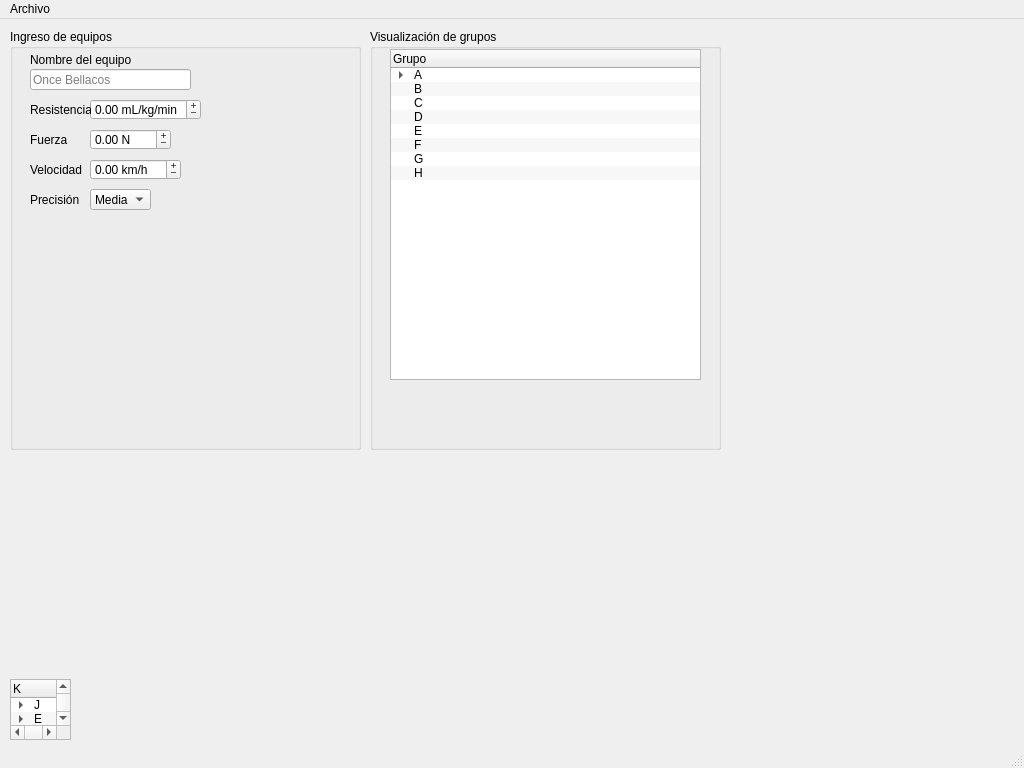
altamayo02/data-structs, file src/soccer-brackets/ui/soccer-brackets.ui: the form before one commit.
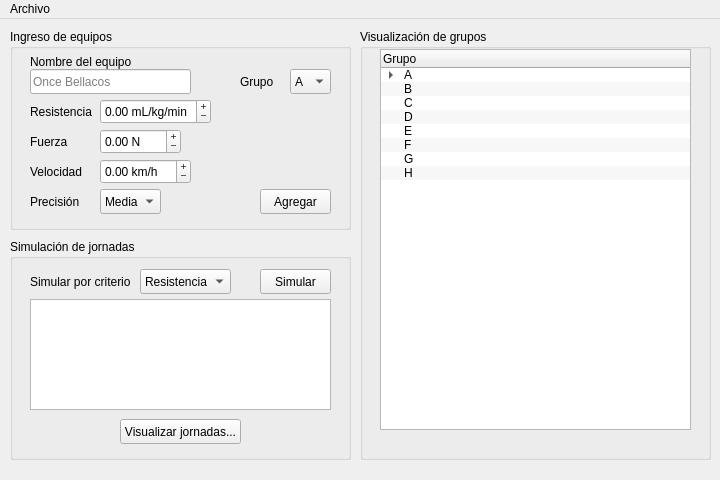
The form after the commit.

Commit message: Trees project: implementation progress

Diff of the .ui file:
```diff
--- a/src/soccer-brackets/ui/soccer-brackets.ui
+++ b/src/soccer-brackets/ui/soccer-brackets.ui
@@ -6,8 +6,8 @@
    <rect>
     <x>0</x>
     <y>0</y>
-    <width>1024</width>
-    <height>768</height>
+    <width>720</width>
+    <height>480</height>
    </rect>
   </property>
   <property name="sizePolicy">
@@ -18,8 +18,14 @@
   </property>
   <property name="minimumSize">
    <size>
-    <width>0</width>
-    <height>0</height>
+    <width>720</width>
+    <height>480</height>
+   </size>
+  </property>
+  <property name="maximumSize">
+   <size>
+    <width>720</width>
+    <height>480</height>
    </size>
   </property>
   <property name="windowTitle">
@@ -28,14 +34,17 @@
   <property name="autoFillBackground">
    <bool>false</bool>
   </property>
+  <property name="toolButtonStyle">
+   <enum>Qt::ToolButtonIconOnly</enum>
+  </property>
   <widget class="QWidget" name="centralWidget">
    <widget class="QGroupBox" name="groupBoxIngreso">
     <property name="geometry">
      <rect>
       <x>10</x>
       <y>10</y>
-      <width>351</width>
-      <height>421</height>
+      <width>341</width>
+      <height>201</height>
      </rect>
     </property>
     <property name="title">
@@ -44,12 +53,18 @@
     <widget class="QComboBox" name="comboBoxPrecision">
      <property name="geometry">
       <rect>
-       <x>80</x>
+       <x>90</x>
        <y>160</y>
        <width>61</width>
-       <height>21</height>
+       <height>25</height>
       </rect>
      </property>
+     <property name="sizePolicy">
+      <sizepolicy hsizetype="MinimumExpanding" vsizetype="Fixed">
+       <horstretch>0</horstretch>
+       <verstretch>0</verstretch>
+      </sizepolicy>
+     </property>
      <property name="currentText">
       <string>Media</string>
      </property>
@@ -75,10 +90,10 @@
     <widget class="QDoubleSpinBox" name="doubleSpinBoxResistencia">
      <property name="geometry">
       <rect>
-       <x>80</x>
+       <x>90</x>
        <y>70</y>
        <width>111</width>
-       <height>21</height>
+       <height>25</height>
       </rect>
      </property>
      <property name="wrapping">
@@ -106,10 +121,10 @@
     <widget class="QDoubleSpinBox" name="doubleSpinBoxFuerza">
      <property name="geometry">
       <rect>
-       <x>80</x>
+       <x>90</x>
        <y>100</y>
        <width>81</width>
-       <height>21</height>
+       <height>25</height>
       </rect>
      </property>
      <property name="wrapping">
@@ -137,7 +152,7 @@
        <x>20</x>
        <y>20</y>
        <width>161</width>
-       <height>21</height>
+       <height>25</height>
       </rect>
      </property>
      <property name="text">
@@ -147,10 +162,10 @@
     <widget class="QDoubleSpinBox" name="doubleSpinBoxVelocidad">
      <property name="geometry">
       <rect>
-       <x>80</x>
+       <x>90</x>
        <y>130</y>
        <width>91</width>
-       <height>21</height>
+       <height>25</height>
       </rect>
      </property>
      <property name="wrapping">
@@ -178,7 +193,7 @@
        <x>20</x>
        <y>40</y>
        <width>161</width>
-       <height>21</height>
+       <height>25</height>
       </rect>
      </property>
      <property name="text">
@@ -193,8 +208,8 @@
       <rect>
        <x>20</x>
        <y>130</y>
-       <width>61</width>
-       <height>21</height>
+       <width>71</width>
+       <height>25</height>
       </rect>
      </property>
      <property name="text">
@@ -206,8 +221,8 @@
       <rect>
        <x>20</x>
        <y>70</y>
-       <width>61</width>
-       <height>21</height>
+       <width>71</width>
+       <height>25</height>
       </rect>
      </property>
      <property name="text">
@@ -219,8 +234,8 @@
       <rect>
        <x>20</x>
        <y>100</y>
-       <width>61</width>
-       <height>21</height>
+       <width>71</width>
+       <height>25</height>
       </rect>
      </property>
      <property name="text">
@@ -232,71 +247,35 @@
       <rect>
        <x>20</x>
        <y>160</y>
-       <width>61</width>
-       <height>21</height>
+       <width>71</width>
+       <height>25</height>
       </rect>
      </property>
      <property name="text">
       <string>Precisión</string>
      </property>
     </widget>
-   </widget>
-   <widget class="QTreeWidget" name="treeWidgetTest">
-    <property name="geometry">
-     <rect>
-      <x>10</x>
-      <y>660</y>
-      <width>61</width>
-      <height>61</height>
-     </rect>
-    </property>
-    <property name="autoScrollMargin">
-     <number>1</number>
-    </property>
-    <property name="alternatingRowColors">
-     <bool>true</bool>
-    </property>
-    <property name="verticalScrollMode">
-     <enum>QAbstractItemView::ScrollPerPixel</enum>
-    </property>
-    <property name="uniformRowHeights">
-     <bool>true</bool>
-    </property>
-    <property name="sortingEnabled">
-     <bool>true</bool>
-    </property>
-    <property name="animated">
-     <bool>true</bool>
-    </property>
-    <column>
-     <property name="text">
-      <string>K</string>
+    <widget class="QComboBox" name="comboBoxGrupo">
+     <property name="geometry">
+      <rect>
+       <x>280</x>
+       <y>40</y>
+       <width>41</width>
+       <height>25</height>
+      </rect>
      </property>
-    </column>
-    <column>
-     <property name="text">
+     <property name="currentText">
       <string>A</string>
      </property>
-    </column>
-    <column>
-     <property name="text">
-      <string>N</string>
+     <property name="currentIndex">
+      <number>0</number>
      </property>
-    </column>
-    <item>
-     <property name="text">
-      <string>J</string>
-     </property>
-     <property name="text">
-      <string/>
-     </property>
-     <property name="text">
-      <string>T</string>
-     </property>
      <item>
       <property name="text">
-       <string/>
+       <string>A</string>
       </property>
+     </item>
+     <item>
       <property name="text">
        <string>O</string>
       </property>
@@ -304,14 +283,6 @@
        <string>E</string>
       </property>
      </item>
-    </item>
-    <item>
-     <property name="text">
-      <string>E</string>
-     </property>
-     <property name="text">
-      <string>R</string>
-     </property>
      <item>
       <property name="text">
        <string>N</string>
@@ -334,15 +305,47 @@
        </property>
       </item>
      </item>
-    </item>
+    </widget>
+    <widget class="QLabel" name="labelGrupo">
+     <property name="geometry">
+      <rect>
+       <x>230</x>
+       <y>40</y>
+       <width>41</width>
+       <height>25</height>
+      </rect>
+     </property>
+     <property name="text">
+      <string>Grupo</string>
+     </property>
+    </widget>
+    <widget class="QPushButton" name="pushButtonAgregar">
+     <property name="geometry">
+      <rect>
+       <x>250</x>
+       <y>160</y>
+       <width>71</width>
+       <height>25</height>
+      </rect>
+     </property>
+     <property name="text">
+      <string>Agregar</string>
+     </property>
+     <property name="default">
+      <bool>false</bool>
+     </property>
+     <property name="flat">
+      <bool>false</bool>
+     </property>
+    </widget>
    </widget>
    <widget class="QGroupBox" name="groupBox">
     <property name="geometry">
      <rect>
-      <x>370</x>
+      <x>360</x>
       <y>10</y>
       <width>351</width>
-      <height>421</height>
+      <height>431</height>
      </rect>
     </property>
     <property name="title">
@@ -354,7 +357,7 @@
        <x>20</x>
        <y>20</y>
        <width>311</width>
-       <height>331</height>
+       <height>381</height>
       </rect>
      </property>
      <property name="autoScroll">
@@ -427,13 +430,111 @@
      </item>
     </widget>
    </widget>
+   <widget class="QGroupBox" name="groupBoxSimulacion">
+    <property name="geometry">
+     <rect>
+      <x>10</x>
+      <y>220</y>
+      <width>341</width>
+      <height>221</height>
+     </rect>
+    </property>
+    <property name="title">
+     <string>Simulación de jornadas</string>
+    </property>
+    <widget class="QComboBox" name="comboBoxCriterio">
+     <property name="geometry">
+      <rect>
+       <x>130</x>
+       <y>30</y>
+       <width>91</width>
+       <height>25</height>
+      </rect>
+     </property>
+     <property name="currentText">
+      <string>Resistencia</string>
+     </property>
+     <property name="currentIndex">
+      <number>0</number>
+     </property>
+     <item>
+      <property name="text">
+       <string>Resistencia</string>
+      </property>
+     </item>
+     <item>
+      <property name="text">
+       <string>Fuerza</string>
+      </property>
+     </item>
+     <item>
+      <property name="text">
+       <string>Velocidad</string>
+      </property>
+     </item>
+     <item>
+      <property name="text">
+       <string>Precisión</string>
+      </property>
+     </item>
+    </widget>
+    <widget class="QLabel" name="labelCriterio">
+     <property name="geometry">
+      <rect>
+       <x>20</x>
+       <y>30</y>
+       <width>101</width>
+       <height>25</height>
+      </rect>
+     </property>
+     <property name="text">
+      <string>Simular por criterio:</string>
+     </property>
+    </widget>
+    <widget class="QTableView" name="tableViewJornadas">
+     <property name="geometry">
+      <rect>
+       <x>20</x>
+       <y>60</y>
+       <width>301</width>
+       <height>111</height>
+      </rect>
+     </property>
+    </widget>
+    <widget class="QPushButton" name="pushButtonSimular">
+     <property name="geometry">
+      <rect>
+       <x>250</x>
+       <y>30</y>
+       <width>71</width>
+       <height>25</height>
+      </rect>
+     </property>
+     <property name="text">
+      <string>Simular</string>
+     </property>
+    </widget>
+    <widget class="QPushButton" name="pushButtonVisualizar">
+     <property name="geometry">
+      <rect>
+       <x>110</x>
+       <y>180</y>
+       <width>121</width>
+       <height>25</height>
+      </rect>
+     </property>
+     <property name="text">
+      <string>Visualizar jornadas...</string>
+     </property>
+    </widget>
+   </widget>
   </widget>
   <widget class="QMenuBar" name="menubar">
    <property name="geometry">
     <rect>
      <x>0</x>
      <y>0</y>
-     <width>1024</width>
+     <width>720</width>
      <height>21</height>
     </rect>
    </property>
@@ -450,8 +551,7 @@
    </widget>
    <addaction name="menuArchivo"/>
   </widget>
-  <widget class="QStatusBar" name="statusbar"/>
-  <action name="actionNueva_copa">
+  <action name="actionNuevaCopa">
    <property name="text">
     <string>Nueva copa...</string>
    </property>
```
Left out of the diff: 52 changed lines with no effect on the pictures. The commit also changes 2 other files.
